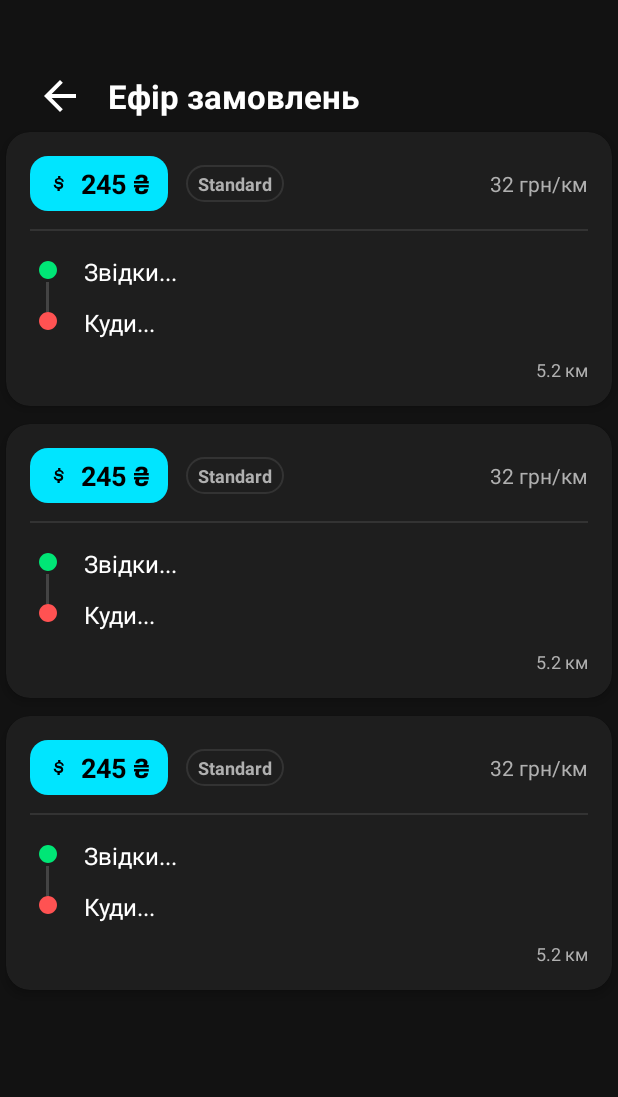
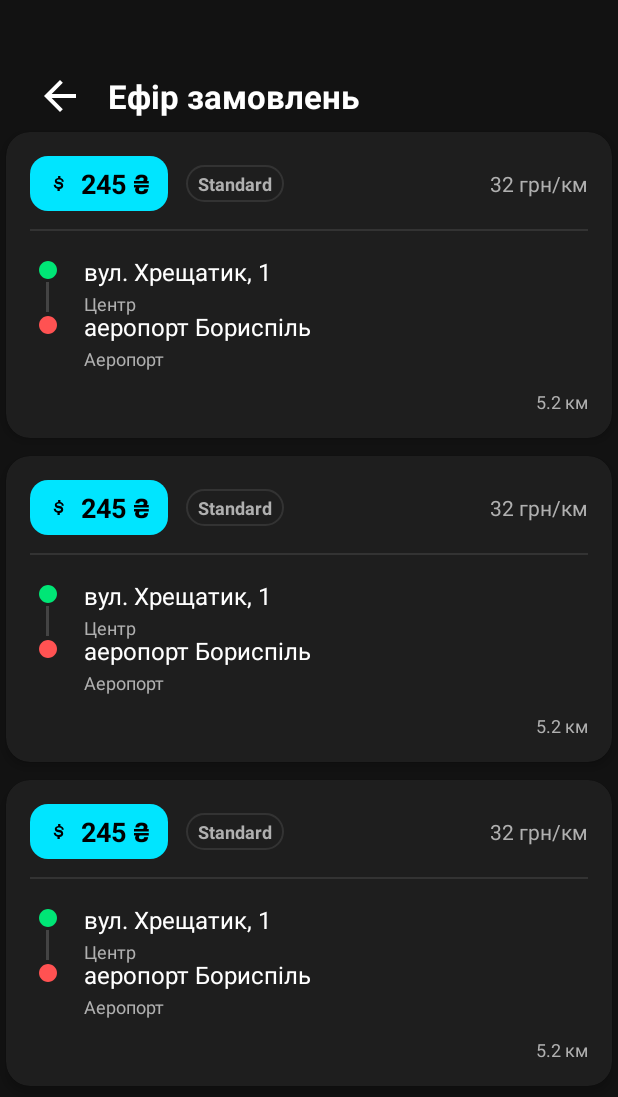
Before and after one commit to 212312312312/project4-driverapp-, an Android app: the layout activity_ether.xml on its own in the app's theme, with its tools: preview values and no code run, on a phone screen of 412 x 824 dp. Shown: the top 1097 px of the screen. Run offline under Robolectric (Android 15) with nearby library versions, the phone set to English and light mode, and no system bars; network calls fail.

Commit message:
Add new files

```diff
--- a/app/src/main/res/layout/item_order.xml
+++ b/app/src/main/res/layout/item_order.xml
@@ -46,7 +46,7 @@
                     android:layout_width="wrap_content"
                     android:layout_height="wrap_content"
                     android:layout_marginStart="6dp"
-                    android:text="245 ₴"
+                    tools:text="245 ₴"
                     android:textColor="#000000"
                     android:textSize="18sp"
                     android:textStyle="bold"/>
@@ -59,7 +59,7 @@
                 android:background="@drawable/bg_driver_input"
                 android:paddingHorizontal="8dp"
                 android:paddingVertical="4dp"
-                android:text="Standard"
+                tools:text="Standard"
                 android:textColor="@color/driver_text_secondary"
                 android:textSize="12sp"
                 android:textStyle="bold"
@@ -71,7 +71,7 @@
                 android:id="@+id/tv_price_per_km"
                 android:layout_width="wrap_content"
                 android:layout_height="wrap_content"
-                android:text="32 грн/км"
+                tools:text="32 грн/км"
                 android:textColor="@color/driver_text_secondary"
                 android:textSize="14sp"
                 android:layout_alignParentEnd="true"
@@ -107,15 +107,30 @@
                     android:layout_marginTop="2dp"/>
             </LinearLayout>
 
+            <LinearLayout
+                android:layout_width="match_parent"
+                android:layout_height="wrap_content"
+                android:orientation="vertical"
+                android:layout_marginStart="12dp">
+
                 <TextView
                     android:id="@+id/tv_address_from"
                     android:layout_width="match_parent"
                     android:layout_height="wrap_content"
-                android:layout_marginStart="12dp"
-                android:text="Звідки..."
+                    tools:text="вул. Хрещатик, 1"
                     android:textColor="@color/driver_text_primary"
                     android:textSize="16sp"
                     android:maxLines="2"/>
+
+                <TextView
+                    android:id="@+id/tv_sector_from"
+                    android:layout_width="match_parent"
+                    android:layout_height="wrap_content"
+                    tools:text="Центр"
+                    android:textColor="@color/driver_text_secondary"
+                    android:textSize="12sp"
+                    android:layout_marginTop="2dp"/>
+            </LinearLayout>
         </LinearLayout>
 
         <LinearLayout
@@ -141,16 +156,31 @@
                     android:layout_marginTop="0dp"/>
             </LinearLayout>
 
+            <LinearLayout
+                android:layout_width="match_parent"
+                android:layout_height="wrap_content"
+                android:orientation="vertical"
+                android:layout_marginStart="12dp">
+
                 <TextView
                     android:id="@+id/tv_address_to"
                     android:layout_width="match_parent"
                     android:layout_height="wrap_content"
-                android:layout_marginStart="12dp"
-                android:text="Куди..."
+                    tools:text="аеропорт Бориспіль"
                     android:textColor="@color/driver_text_primary"
                     android:textSize="16sp"
                     android:maxLines="2"
                     android:layout_marginTop="-4dp"/>
+
+                <TextView
+                    android:id="@+id/tv_sector_to"
+                    android:layout_width="match_parent"
+                    android:layout_height="wrap_content"
+                    tools:text="Аеропорт"
+                    android:textColor="@color/driver_text_secondary"
+                    android:textSize="12sp"
+                    android:layout_marginTop="2dp"/>
+            </LinearLayout>
         </LinearLayout>
 
         <TextView
@@ -159,7 +189,7 @@
             android:layout_height="wrap_content"
             android:layout_gravity="end"
             android:layout_marginTop="12dp"
-            android:text="5.2 км"
+            tools:text="5.2 км"
             android:textColor="@color/driver_text_secondary"
             android:textSize="12sp"/>
 
```
Also changed, not shown: app/src/main/java/com/taxiapp/driver/OrderAdapter.kt (+27 -10 lines), app/src/main/java/com/taxiapp/driver/network/Order.kt (+6 -2 lines). Lines whose indentation alone changed are shown as unchanged.
